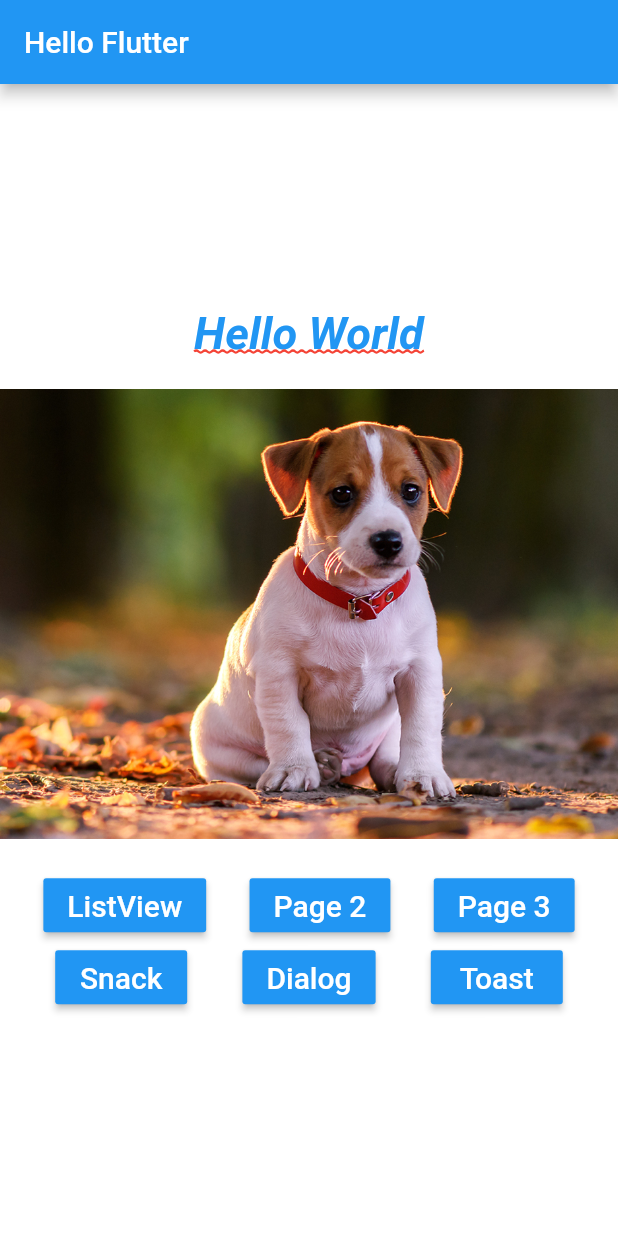
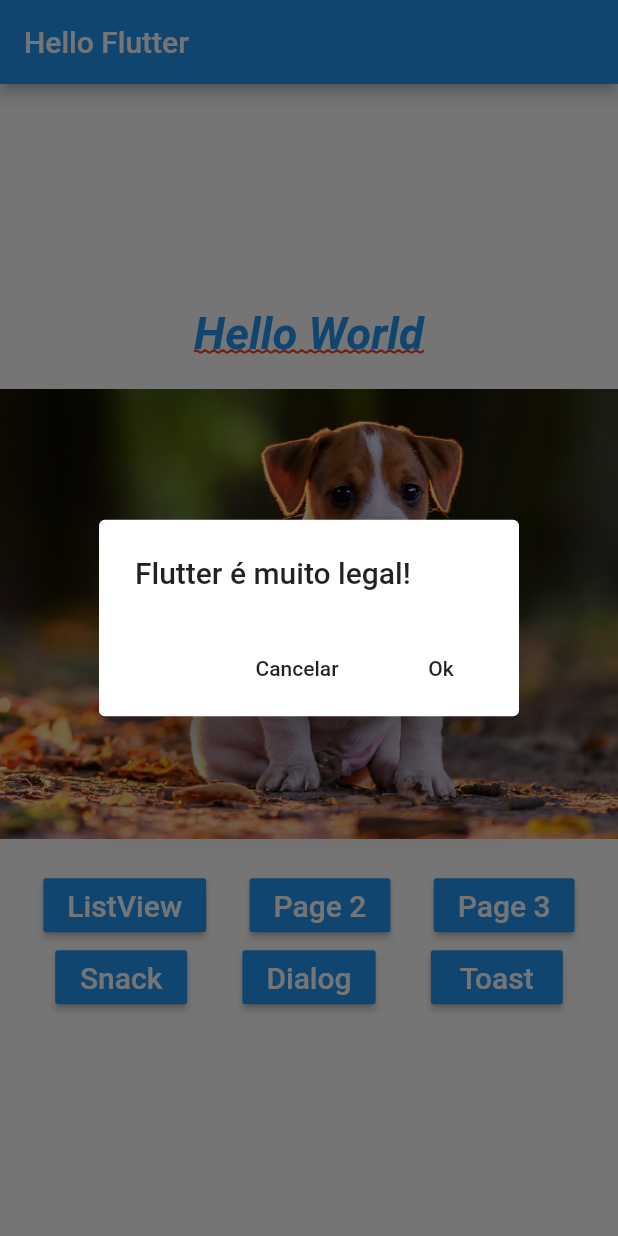
Before and after one commit to tharlesamaro/flutter-estudo-basico-sobre-layout, a Flutter app: the screen it shows after launch, after a tap on "Dialog", on a phone screen of 412 x 824 dp. Run offline on Flutter 3.47's test engine with Material 2 defaults, Android fonts, the phone set to English and light mode, and no system bars.

Commit message:
Usando alerta com showDialog

```diff
--- a/lib/home_page.dart
+++ b/lib/home_page.dart
@@ -76,7 +76,7 @@ class HomePage extends StatelessWidget {
               mainAxisAlignment: MainAxisAlignment.spaceEvenly,
               children: <Widget>[
                 BlueButton("Snack", onPressed: () => _onClickSnack(context)),
-                BlueButton("Dialog", onPressed: _onClickDialog),
+                BlueButton("Dialog", onPressed: () => _onClickDialog(context)),
                 BlueButton("Toast", onPressed: _onClickToast),
               ],
             ),
@@ -92,7 +92,7 @@ class HomePage extends StatelessWidget {
     print(">> $s");
   }
 
-  _onClickSnack(context) {
+  _onClickSnack(BuildContext context) {
     Scaffold.of(context).showSnackBar(
       SnackBar(
         content: Text("Olá Flutter"),
@@ -105,7 +105,33 @@ class HomePage extends StatelessWidget {
     );
   }
 
-  _onClickDialog() {}
+  _onClickDialog(BuildContext context) {
+    showDialog(
+      context: context,
+      barrierDismissible: false,
+      builder: (context) {
+        return WillPopScope(
+          onWillPop: () async => false,
+          child: AlertDialog(
+            title: Text("Flutter é muito legal!"),
+            actions: <Widget>[
+              FlatButton(
+                child: Text("Cancelar"),
+                onPressed: () => Navigator.pop(context),
+              ),
+              FlatButton(
+                child: Text("Ok"),
+                onPressed: () {
+                  Navigator.pop(context);
+                  print("OK!!!");
+                },
+              )
+            ],
+          ),
+        );
+      },
+    );
+  }
 
   _onClickToast() {}
 
```
